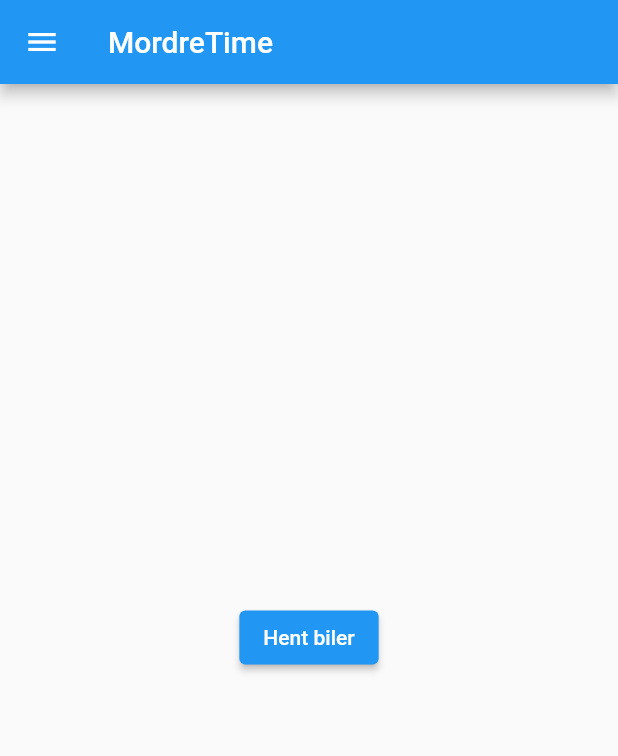
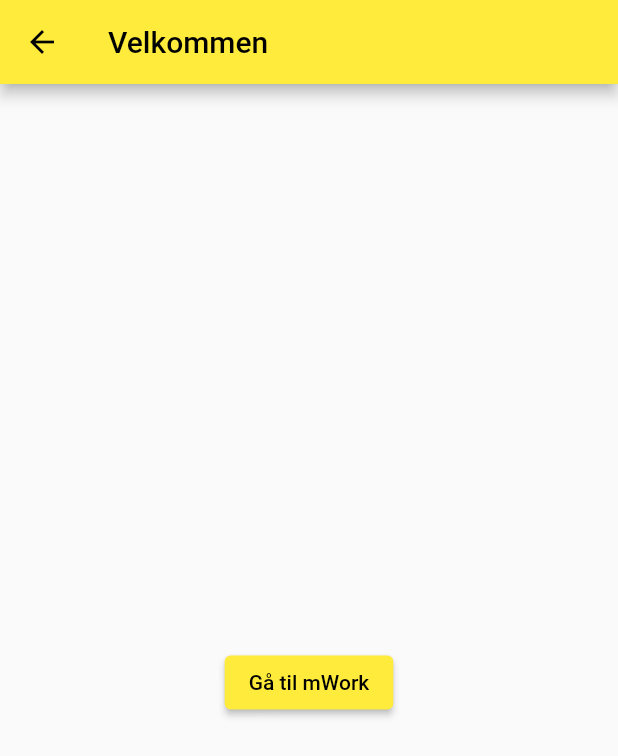
Before and after one commit to RoarGronmo/mtime_mordre_2, a Flutter app: the screen it shows after launch, on a phone screen of 412 x 824 dp. Shown: the top 756 px of the screen. Run offline on Flutter 3.47's test engine with Material 2 defaults, Android fonts, the phone set to English and light mode, and no system bars; missing offline and left inert: aad_oauth, msal_js; network calls fail.

Commit message:
set up boilerplate onboarding. (if new user to the app)

```diff
--- /dev/null
+++ b/lib/_router.dart
@@ -0,0 +1,31 @@
+import 'package:flutter/material.dart';
+import 'package:mtime_mordre/home.dart';
+import 'package:mtime_mordre/models/Departments_collection.dart';
+import 'package:mtime_mordre/onboarding.dart';
+import 'package:provider/provider.dart';
+
+import 'common/theme.dart';
+import 'models/Bil.dart';
+
+class MWork extends StatelessWidget {
+  const MWork({Key? key}) : super(key: key);
+
+  @override
+  Widget build(BuildContext context) {
+    // Using MultiProvider is convenient when providing multiple objects.
+    return MultiProvider(
+      providers: [
+        Provider(create: (context) => DepartmentsModel()),
+      ],
+      child: MaterialApp(
+        title: 'mWork',
+        theme: appTheme,
+        initialRoute: '/onboarding',
+        routes: {
+          '/': (context) => const HomePage(title: 'mWork'),
+          '/onboarding': (context) => const Onboarding(title: 'Velkommen'),
+        },
+      ),
+    );
+  }
+}
--- a/lib/auth/auth_manager.dart
+++ b/lib/auth/auth_manager.dart
@@ -23,7 +23,7 @@ class Auth0Manager extends AuthManager {
       print("Starting login from Native client");
       await oauth.login().then((value) async => {
       _accessToken = await oauth.getAccessToken(),
-        ApiServiceMordre()
+        await ApiServiceMordre()
             .loginSession(_accessToken!)
             .then((sid) => {
           print(sid),
--- a/lib/auth/auth_manager_web.dart
+++ b/lib/auth/auth_manager_web.dart
@@ -46,7 +46,7 @@ class Auth0ManagerForWeb extends AuthManager {
         // Just came back from a successful redirect flow
         print(
             'Redirect login successful. name: ${redirectResult.account!.name}');
-        ApiServiceMordre()
+        await ApiServiceMordre()
             .loginSession(redirectResult.accessToken)
             .then((sid) => {
                   sessionId = sid,
@@ -68,9 +68,9 @@ class Auth0ManagerForWeb extends AuthManager {
     try {
       final response = await pca.loginPopup(PopupRequest()..scopes = scopes);
       _account = response.account;
-      ApiServiceMordre().loginSession(response.accessToken).then((sid) => {
+      await ApiServiceMordre().loginSession(response.accessToken).then((sid) => {
             sessionId = sid,
-          });
+      });
       print('Popup login successful. name: ${_account!.name}');
       return response.accessToken;
     } on AuthException catch (ex) {
--- /dev/null
+++ b/lib/common/theme.dart
@@ -0,0 +1,13 @@
+import 'package:flutter/material.dart';
+
+final appTheme = ThemeData(
+  primarySwatch: Colors.yellow,
+  textTheme: const TextTheme(
+    headline1: TextStyle(
+      fontFamily: 'Corben',
+      fontWeight: FontWeight.w700,
+      fontSize: 24,
+      color: Colors.black,
+    ),
+  ),
+);
--- a/lib/main.dart
+++ b/lib/main.dart
@@ -1,17 +1,22 @@
 import 'package:flutter/material.dart';
 import 'package:mtime_mordre/auth/iAuth_manager.dart';
-import 'home.dart';
+import 'package:mtime_mordre/_router.dart';
+
 
 void main()  {
   WidgetsFlutterBinding.ensureInitialized();
   String? sid;
   sid = AuthManager.instance?.getSession();
   if(sid != null){
-    runApp(const Mordre_Mtime());
+    runApp(const MWork());
   }else{
     AuthManager.instance?.login().then((val) => {
-      runApp(const Mordre_Mtime()),
-    });
+      runApp(const MWork()),
+    }).onError((error, stackTrace) =>
+      {
+        print(error.toString())
+      }
+    );
   }
 
 }
--- a/lib/models/Bil.dart
+++ b/lib/models/Bil.dart
@@ -1,4 +1,4 @@
-class MordreBil {
+class MordreBil{
   late int rNo;
   late String nm;
   late int r5;
--- /dev/null
+++ b/lib/models/Departments_collection.dart
@@ -0,0 +1,23 @@
+import 'dart:collection';
+
+import 'package:flutter/cupertino.dart';
+import 'package:mtime_mordre/models/Bil.dart';
+
+class DepartmentsModel extends ChangeNotifier {
+  final List<MordreBil> _items = [];
+
+  UnmodifiableListView<MordreBil> get items => UnmodifiableListView(_items);
+
+
+
+  void add(MordreBil item) {
+    _items.add(item);
+    notifyListeners();
+  }
+
+  void removeAll() {
+    _items.clear();
+    // This call tells the widgets that are listening to this model to rebuild.
+    notifyListeners();
+  }
+}
--- a/lib/mordre.dart
+++ b/lib/mordre.dart
@@ -1,9 +1,6 @@
 import 'package:flutter/cupertino.dart';
 import 'package:flutter/foundation.dart';
 import 'package:flutter/material.dart';
-import 'package:mtime_mordre/snackbar.dart';
-import 'Services/api_service.dart';
-import 'models/Bil.dart';
 
 class Mordre extends StatefulWidget {
   static const title = 'MordreTime';
@@ -18,7 +15,6 @@ class Mordre extends StatefulWidget {
 }
 
 class _MordreState extends State<Mordre> {
-  late List<dynamic> departments = [];
 
   @override
   void initState() {
@@ -26,34 +22,10 @@ class _MordreState extends State<Mordre> {
     super.initState();
   }
 
-  void _setData() {}
+  void _setData() {
 
-  fetchR1s() {
-    ApiServiceMordre()
-        .listR1s()
-        .then((value) => {
-              Snackbar.buildSuccessSnackbar(context, "Success!"),
-              setState(() {
-                var list = value['payload'];
-                var flattenedList = [];
-                list.forEach((k, v) => flattenedList.add(v));
-                departments = flattenedList
-                    .map((model) => MordreBil.fromJson(model))
-                    .toList();
-              })
-            })
-        .onError((error, stackTrace) => {
-              Snackbar.buildErrorSnackbar(context, "Kunne ikke hente biler. Details: " + error.toString())
-        });
   }
 
-  Future<void> _refreshData() {
-    return Future.delayed(
-      // This is just an arbitrary delay that simulates some network activity.
-      const Duration(seconds: 2),
-      () => setState(() => _setData()),
-    );
-  }
 
   Widget _buildAndroid(BuildContext context) {
     return Scaffold(
@@ -63,23 +35,7 @@ class _MordreState extends State<Mordre> {
       drawer: widget.androidDrawer,
       body: Center(
         child: Column(mainAxisSize: MainAxisSize.min, children: <Widget>[
-          ElevatedButton(
-            onPressed: () {
-              fetchR1s();
-            },
-            child: const Text('Hent biler'),
-          ),
           const SizedBox(height: 30),
-          if(departments.isNotEmpty)
-            Expanded(
-              child: Card(
-                child: ListView.builder(
-                    itemCount: departments.length,
-                    itemBuilder: (context, index) {
-                      return ListTile(title: Text(departments[index].nm));
-                    }),
-              ),
-            ),
         ]),
       ),
     );
@@ -87,6 +43,6 @@ class _MordreState extends State<Mordre> {
 
   @override
   Widget build(context) {
-    return _buildAndroid(context);
+      return _buildAndroid(context);
   }
 }
--- /dev/null
+++ b/lib/onboarding.dart
@@ -0,0 +1,86 @@
+
+import 'package:flutter/cupertino.dart';
+import 'package:flutter/material.dart';
+import 'package:mtime_mordre/home.dart';
+import 'package:mtime_mordre/snackbar.dart';
+import 'Services/api_service.dart';
+import 'models/Bil.dart';
+
+class Onboarding extends StatefulWidget {
+  const Onboarding({Key? key, required this.title, }) : super(key: key);
+  final String title;
+
+  @override
+  _Onboarding createState() => _Onboarding();
+}
+
+class _Onboarding extends State<Onboarding> {
+  late List<dynamic> departments = [];
+  @override
+  void initState() {
+    _setData();
+    super.initState();
+  }
+
+  void _setData() {
+    fetchR1s();
+  }
+
+  fetchR1s() {
+    ApiServiceMordre()
+        .listR1s()
+        .then((value) => {
+      Snackbar.buildSuccessSnackbar(context, "Success!"),
+      setState(() {
+        var list = value['payload'];
+        var flattenedList = [];
+        list.forEach((k, v) => flattenedList.add(v));
+        departments = flattenedList
+            .map((model) => MordreBil.fromJson(model))
+            .toList();
+      })
+    })
+        .onError((error, stackTrace) => {
+      Snackbar.buildErrorSnackbar(context,
+          "Kunne ikke hente biler. Details: " + error.toString())
+    });
+  }
+
+  @override
+  Widget build(BuildContext context) {
+    return _onboarding(context);
+  }
+
+  Widget _onboarding(BuildContext context) {
+    return Scaffold(
+      appBar: AppBar(
+        title: const Text("Velkommen"),
+      ),
+      body: Center(
+        child: Column(mainAxisSize: MainAxisSize.min, children: <Widget>[
+          const SizedBox(height: 30),
+          ElevatedButton(
+            onPressed: () {
+              Navigator.push(
+                context,
+                MaterialPageRoute(builder: (context) => const HomePage(title: 'mWork')),
+              );
+            },
+            child: const Text('Gå til mWork'),
+          ),
+          if (departments.isNotEmpty)
+            Expanded(
+              child: Card(
+                color: Colors.deepPurple,
+                child: ListView.builder(
+                    itemCount: departments.length,
+                    itemBuilder: (context, index) {
+                      return ListTile(title: Text(departments[index].nm));
+                    }),
+              ),
+            ),
+        ]),
+      ),
+    );
+  }
+}
--- a/pubspec.yaml
+++ b/pubspec.yaml
@@ -31,6 +31,9 @@ dependencies:
   aad_oauth: "^0.3.0"
   google_maps_flutter: ^2.0.11
   google_maps_flutter_web: ^0.3.2
+  provider: ^5.0.0
+  path_to_regexp: ^0.4.0
+  quiver: ^3.0.0
   flutter:
     sdk: flutter
 
```
Also changed, not shown: lib/home.dart (+5 -47 lines), pubspec.lock.
